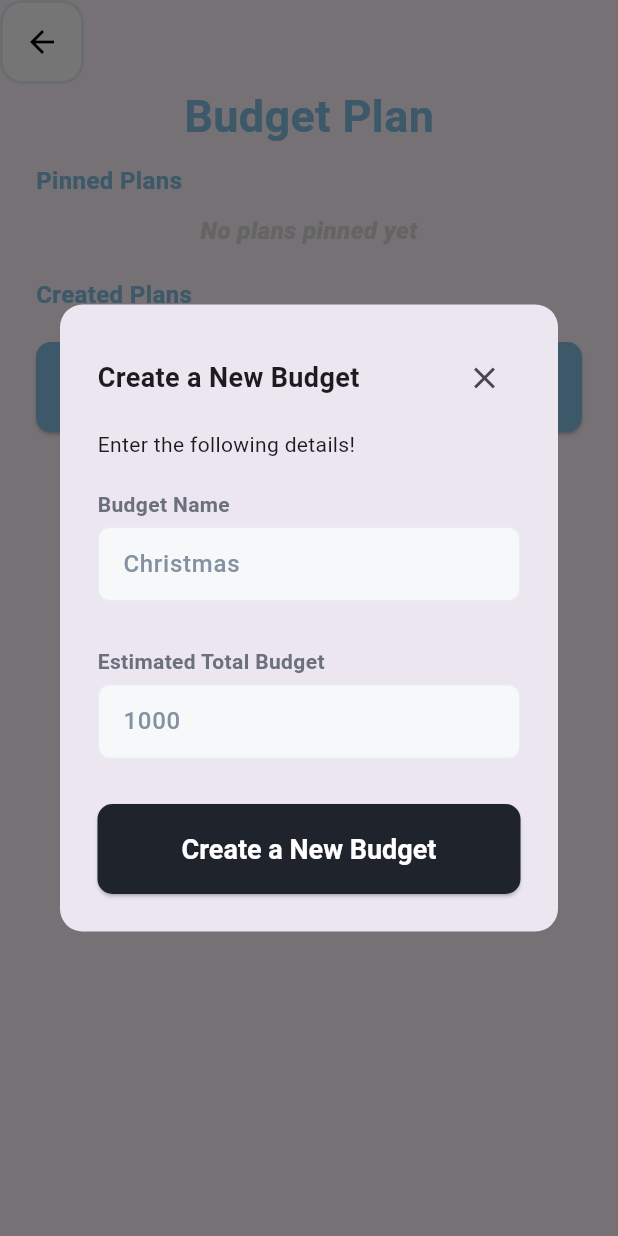
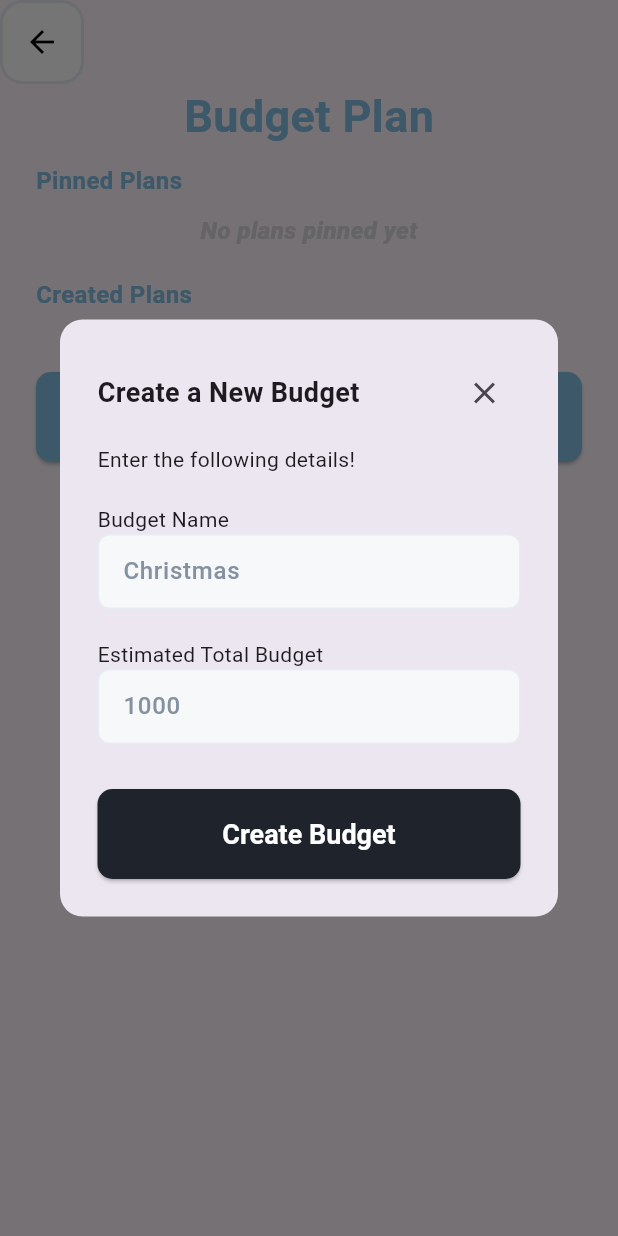
Before and after one commit to Fynaura/fynaura, a Flutter app: the CollabMain screen opened directly, after a tap on "Create a New Budget", on a phone screen of 412 x 824 dp. Run offline on Flutter 3.47's test engine with Material 3 defaults, Android fonts, the phone set to English and light mode, and no system bars; Roboto replaces fonts that are missing (Urbanist).

Commit message:
created simple budget cards
created simple budget cards for saving

```diff
--- a/lib/pages/collab-budgeting/collab-main.dart
+++ b/lib/pages/collab-budgeting/collab-main.dart
@@ -11,11 +11,19 @@ class CollabMain extends StatefulWidget {
 }
 
 class CollabMainstate extends State<CollabMain> {
+  List<Map<String, String>> createdBudgets = []; // Store created budgets
+
+  void _addBudget(String name, String amount) {
+    setState(() {
+      createdBudgets.add({"name": name, "amount": amount});
+    });
+  }
+
   void _showCreateBudgetPopup(BuildContext context) {
     showDialog(
       context: context,
       builder: (BuildContext context) {
-        return CustomPopup();
+        return CustomPopup(onBudgetCreated: _addBudget);
       },
     );
   }
@@ -77,6 +85,64 @@ class CollabMainstate extends State<CollabMain> {
                 ),
               ),
               const SizedBox(height: 20),
+
+              // List of Created Budgets
+              Column(
+                children: createdBudgets.map((budget) {
+                  return Card(
+                    elevation: 3,
+                    margin: EdgeInsets.symmetric(vertical: 8),
+                    shape: RoundedRectangleBorder(
+                      borderRadius: BorderRadius.circular(15),
+                    ),
+                    child: Padding(
+                      padding: EdgeInsets.all(16),
+                      child: Column(
+                        crossAxisAlignment: CrossAxisAlignment.start,
+                        children: [
+                          Text(
+                            budget["name"]!,
+                            style: TextStyle(
+                              fontSize: 16,
+                              fontWeight: FontWeight.bold,
+                            ),
+                          ),
+                          SizedBox(height: 5),
+                          LinearProgressIndicator(
+                            value: 1.0, // Full progress initially
+                            backgroundColor: Color(0xFF85C1E5),
+                            color: Color(0xFF85C1E5),
+                          ),
+                          SizedBox(height: 10),
+                          Row(
+                            crossAxisAlignment: CrossAxisAlignment.start, // Align items to the top
+                            children: [
+                              Text(
+                                "LKR ${budget["amount"]}",
+                                style: TextStyle(
+                                  fontSize: 14,
+                                  color: Colors.grey[700],
+                                ),
+                              ),
+                              Spacer(),
+                              CircleAvatar(
+                                radius: 20,
+                                backgroundImage:  AssetImage("images/user.png"),
+                              ),
+                            ],
+                          )
+
+
+                        ],
+                      ),
+                    ),
+                  );
+                }).toList(),
+              ),
+
+              const SizedBox(height: 20),
+
+              // Create Budget Button
               CustomButton(
                 text: "Create a New Budget",
                 backgroundColor: const Color(0xFF85C1E5),
@@ -94,7 +160,19 @@ class CollabMainstate extends State<CollabMain> {
 }
 
 // Custom Popup Widget
-class CustomPopup extends StatelessWidget {
+class CustomPopup extends StatefulWidget {
+  final Function(String, String) onBudgetCreated;
+
+  CustomPopup({required this.onBudgetCreated});
+
+  @override
+  _CustomPopupState createState() => _CustomPopupState();
+}
+
+class _CustomPopupState extends State<CustomPopup> {
+  final TextEditingController _nameController = TextEditingController();
+  final TextEditingController _amountController = TextEditingController();
+
   @override
   Widget build(BuildContext context) {
     return Dialog(
@@ -110,11 +188,7 @@ class CustomPopup extends StatelessWidget {
               children: [
                 Text(
                   "Create a New Budget",
-                  style: TextStyle(
-                    fontFamily: 'Urbanist',
-                    fontWeight: FontWeight.bold,
-                    fontSize: 18,
-                  ),
+                  style: TextStyle(fontWeight: FontWeight.bold, fontSize: 18),
                 ),
                 IconButton(
                   icon: Icon(Icons.close),
@@ -125,52 +199,35 @@ class CustomPopup extends StatelessWidget {
               ],
             ),
             const SizedBox(height: 10),
-            Text(
-              "Enter the following details!",
-              style: TextStyle(fontSize: 14),
+            Text("Enter the following details!"),
+            const SizedBox(height: 20),
+            Text("Budget Name"),
+            CustomInputField(
+              hintText: "Christmas",
+              controller: _nameController,
             ),
             const SizedBox(height: 20),
-            const Text(
-              "Budget Name",
-              style: TextStyle(
-                fontFamily: 'Urbanist',
-                fontWeight: FontWeight.w600,
-                fontSize: 14,
-                color: const Color(0xFF6A707C),
-              ),
-            ),
-            const SizedBox(height: 5),
-
-            CustomInputField(
-              hintText: "Christmas",
-              controller: TextEditingController(),
-            ),
-            const SizedBox(height: 30),
-            const Text(
-              "Estimated Total Budget",
-              style: TextStyle(
-                fontFamily: 'Urbanist',
-                fontWeight: FontWeight.w600,
-                fontSize: 14,
-                color: const Color(0xFF6A707C),
-              ),
-            ),
-            const SizedBox(height: 5),
-
+            Text("Estimated Total Budget"),
             CustomInputField(
               hintText: "1000",
-              controller: TextEditingController(),
+              controller: _amountController,
             ),
             const SizedBox(height: 30),
             CustomButton(
-              text: "Create a New Budget",
+              text: "Create Budget",
               backgroundColor: const Color(0xFF1E232C),
               textColor: Colors.white,
               onPressed: () {
-                // _showCreateBudgetPopup(context);
+                if (_nameController.text.isNotEmpty &&
+                    _amountController.text.isNotEmpty) {
+                  widget.onBudgetCreated(
+                    _nameController.text,
+                    _amountController.text,
+                  );
+                  Navigator.of(context).pop();
+                }
               },
             ),
-
           ],
         ),
       ),
--- a/pubspec.yaml
+++ b/pubspec.yaml
@@ -73,6 +73,7 @@ flutter:
      - images/fb.png
      - images/apple.png
      - images/cellphone.png
+     - images/user.png
 
 
   #   - images/a_dot_ham.jpeg
```
Also changed, not shown: images/user.png (added).
